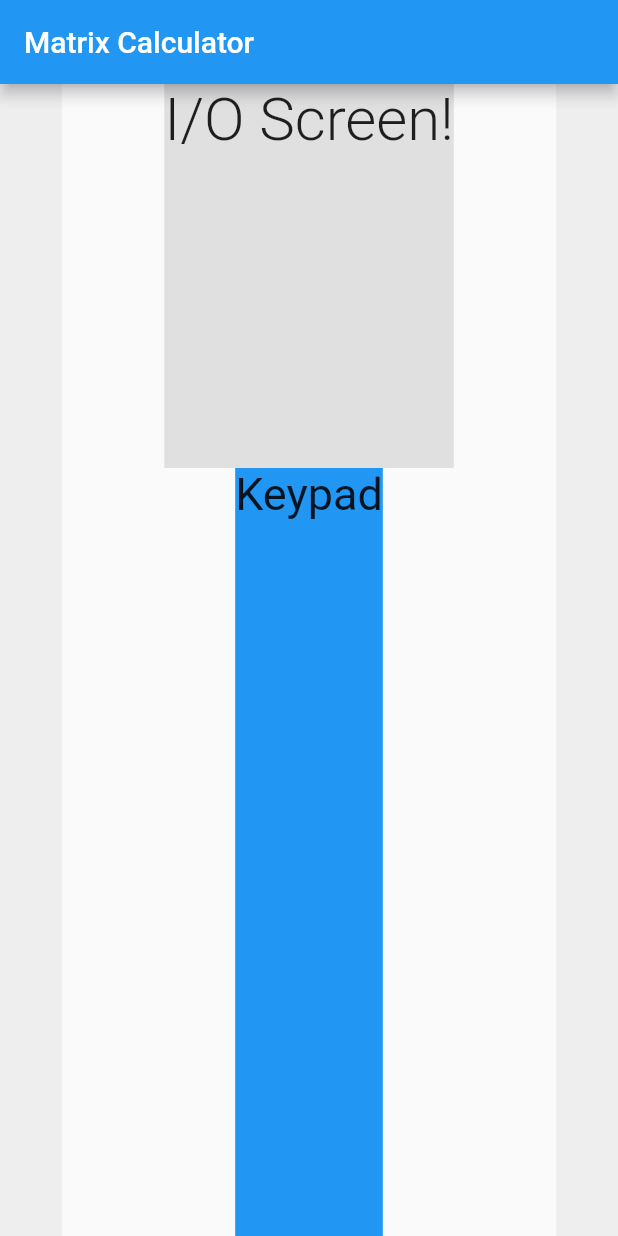
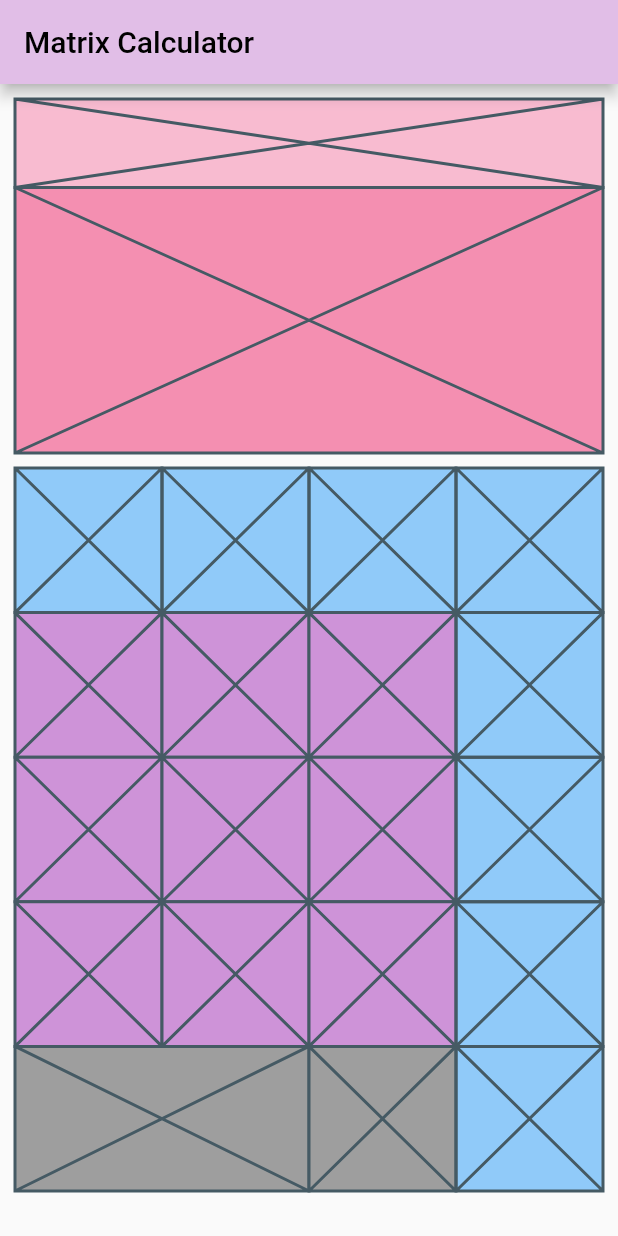
Before and after one commit to dinahcj/MatrixCalculator, a Flutter app: the screen it shows after launch, on a phone screen of 412 x 824 dp. Run offline on Flutter 3.47's test engine with Material 2 defaults, Android fonts, the phone set to English and light mode, and no system bars.

Commit message:
added screen and keypad layout

```diff
--- a/lib/main.dart
+++ b/lib/main.dart
@@ -7,21 +7,9 @@ void main() {
 class MyApp extends StatelessWidget {
   //Root
 
-  final Widget screenArea = Text(
-    'I/O Screen!',
-    style: TextStyle(
-      fontSize: 40,
-      fontWeight: FontWeight.w300,
-    ),
-  );
+  final Widget screenArea = Placeholder();
 
-  final Widget keypadArea = Container(
-      child: Text(
-    'Keypad',
-    style: TextStyle(
-      fontSize: 30,
-    ),
-  ));
+  final Widget keypadArea = Placeholder();
 
   @override
   Widget build(BuildContext context) {
@@ -33,83 +21,279 @@ class MyApp extends StatelessWidget {
       ), */
       home: Scaffold(
         appBar: AppBar(
-          title: Text('Matrix Calculator'),
+          title: Text(
+            'Matrix Calculator',
+            style: TextStyle(color: Colors.black),
           ),
-        body: Row(
-          children: [
-            Expanded(
-              flex: 1,
-              child: Container(
-                color: Colors.grey[200],
+          backgroundColor: Colors.purple[100],
         ),
-            ),
-            Expanded(
-              flex: 8,
-              child: Container(
+        body: Center(
           child: Column(
             children: [
               Expanded(
                 flex: 2,
-                      child:
-                          Container(color: Colors.grey[300], child: screenArea),
+                child: Container(
+                    margin: EdgeInsets.all(10),
+                    constraints: BoxConstraints.expand(),
+                    //make screen width of device
+                    color: Colors.grey[400],
+                    child: Screen()),
               ),
               Expanded(
                 flex: 4,
                 child: Container(
-                        color: Colors.blue[500],
-                        child: keypadArea,
+                  margin: EdgeInsets.only(
+                    bottom: 30,
+                    left: 10,
+                    right: 10,
+                  ),
+                  constraints: BoxConstraints.expand(),
+                  color: Colors.blue[200],
+                  child: Keypad(),
                 ),
               )
             ],
           ),
         ),
       ),
+    );
+  }
+}
+
+class Screen extends StatelessWidget {
+  final Widget screenInputArea = Placeholder();
+
+  final Widget screenOutputArea = Placeholder();
+
+  @override
+  Widget build(BuildContext context) {
+    return Container(
+      child: Column(
+        children: [
           Expanded(
             flex: 1,
             child: Container(
-                color: Colors.grey[200],
+                constraints: BoxConstraints.expand(),
+                color: Colors.pink[100],
+                child: screenInputArea),
+          ),
+          Expanded(
+            flex: 3,
+            child: Container(
+                constraints: BoxConstraints.expand(),
+                color: Colors.pink[200],
+                child: screenOutputArea),
+          ),
+        ],
+      ),
+    );
+  }
+}
+
+class Keypad extends StatelessWidget {
+  @override
+  Widget build(BuildContext context) {
+    return Center(
+      child: Column(
+        children: [
+          Expanded(
+            //1
+            child: Row(
+              children: [
+                Expanded(
+                  child: Container(
+                    child: Placeholder(
+                      fallbackHeight: 10,
+                      fallbackWidth: 10,
+                    ),
+                  ),
+                ),
+                Expanded(
+                  child: Container(
+                    child: Placeholder(
+                      fallbackHeight: 10,
+                      fallbackWidth: 10,
+                    ),
+                  ),
+                ),
+                Expanded(
+                  child: Container(
+                    child: Placeholder(
+                      fallbackHeight: 10,
+                      fallbackWidth: 10,
+                    ),
+                  ),
+                ),
+                Expanded(
+                  child: Container(
+                    child: Placeholder(
+                      fallbackHeight: 10,
+                      fallbackWidth: 10,
+                    ),
                   ),
                 ),
               ],
             ),
           ),
+          Expanded(
+            //2
+            child: Row(
+              children: [
+                Expanded(
+                  child: Container(
+                    color: Colors.purple[200],
+                    child: Placeholder(
+                      fallbackHeight: 10,
+                      fallbackWidth: 10,
+                    ),
+                  ),
+                ),
+                Expanded(
+                  child: Container(
+                    color: Colors.purple[200],
+                    child: Placeholder(
+                      fallbackHeight: 10,
+                      fallbackWidth: 10,
+                    ),
+                  ),
+                ),
+                Expanded(
+                  child: Container(
+                    color: Colors.purple[200],
+                    child: Placeholder(
+                      fallbackHeight: 10,
+                      fallbackWidth: 10,
+                    ),
+                  ),
+                ),
+                Expanded(
+                  child: Container(
+                    child: Placeholder(
+                      fallbackHeight: 10,
+                      fallbackWidth: 10,
+                    ),
+                  ),
+                ),
+              ],
+            ),
+          ),
+          Expanded(
+            child: Row(
+              children: [
+                Expanded(
+                  child: Container(
+                    color: Colors.purple[200],
+                    child: Placeholder(
+                      fallbackHeight: 10,
+                      fallbackWidth: 10,
+                    ),
+                  ),
+                ),
+                Expanded(
+                  child: Container(
+                    color: Colors.purple[200],
+                    child: Placeholder(
+                      fallbackHeight: 10,
+                      fallbackWidth: 10,
+                    ),
+                  ),
+                ),
+                Expanded(
+                  child: Container(
+                    color: Colors.purple[200],
+                    child: Placeholder(
+                      fallbackHeight: 10,
+                      fallbackWidth: 10,
+                    ),
+                  ),
+                ),
+                Expanded(
+                  child: Container(
+                    child: Placeholder(
+                      fallbackHeight: 10,
+                      fallbackWidth: 10,
+                    ),
+                  ),
+                ),
+              ],
+            ),
+          ),
+          Expanded(
+            child: Row(
+              children: [
+                Expanded(
+                  child: Container(
+                    color: Colors.purple[200],
+                    child: Placeholder(
+                      fallbackHeight: 10,
+                      fallbackWidth: 10,
+                    ),
+                  ),
+                ),
+                Expanded(
+                  child: Container(
+                    color: Colors.purple[200],
+                    child: Placeholder(
+                      fallbackHeight: 10,
+                      fallbackWidth: 10,
+                    ),
+                  ),
+                ),
+                Expanded(
+                  child: Container(
+                    color: Colors.purple[200],
+                    child: Placeholder(
+                      fallbackHeight: 10,
+                      fallbackWidth: 10,
+                    ),
+                  ),
+                ),
+                Expanded(
+                  child: Container(
+                    child: Placeholder(
+                      fallbackHeight: 10,
+                      fallbackWidth: 10,
+                    ),
+                  ),
+                ),
+              ],
+            ),
+          ),
+          Expanded(
+            child: Row(
+              children: [
+                Expanded(
+                  flex: 2,
+                  child: Container(
+                    color: Colors.grey,
+                    child: Placeholder(
+                      fallbackHeight: 10,
+                      fallbackWidth: 10,
+                    ),
+                  ),
+                ),
+                Expanded(
+                  child: Container(
+                    color: Colors.grey,
+                    child: Placeholder(
+                      fallbackHeight: 10,
+                      fallbackWidth: 10,
+                    ),
+                  ),
+                ),
+                Expanded(
+                  child: Container(
+                    child: Placeholder(
+                      fallbackHeight: 10,
+                      fallbackWidth: 10,
+                    ),
+                  ),
+                ),
+              ],
+            ),
+          ),
+        ],
+      ),
     );
   }
 }
-
-/* class MyHomePage extends StatefulWidget {
-  MyHomePage({Key key, this.title}) : super(key: key);
-  // This class is the configuration for the state. It holds the values (in this
-  // case the title) provided by the parent (in this case the App widget) and
-  // used by the build method of the State.
-  // Fields in a Widget subclass are ??
-  // always marked "final".
-
-  final String title;
-
-  @override
-  _MyHomePageState createState() => _MyHomePageState();
-}
-
-class _MyHomePageState extends State<MyHomePage> {
-  int _counter = 0;
-
-  void _incrementCounter() {
-    setState(() {
-      // This call to setState tells the Flutter framework that something has
-      // changed in this State, which causes it to rerun the build method below
-      // so that the display can reflect the updated values. If we changed
-      // _counter without calling setState(), then the build method would not be
-      // called again, and so nothing would appear to happen.
-      _counter++;
-    });
-  }
-
-  @override
-  Widget build(BuildContext context) {
-    // This method is rerun every time setState is called, for instance as done
-    // by the _incrementCounter method above.
-
-    return (Text('test'));
-  }
-} */
```
Also changed, not shown: 8 other files. Lines whose indentation alone changed are shown as unchanged.
